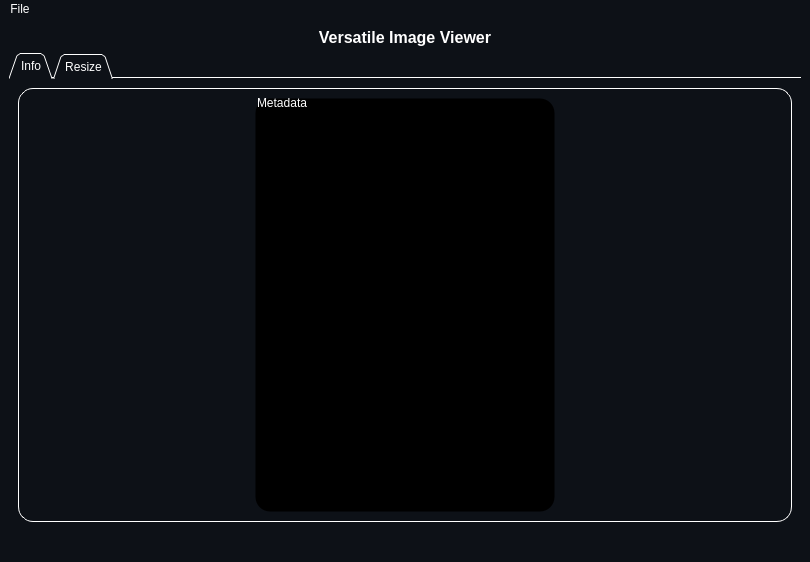
Qt form resources/MainWindow.ui (Zeyad-Alo/DICOM-Viewer) before a commit.
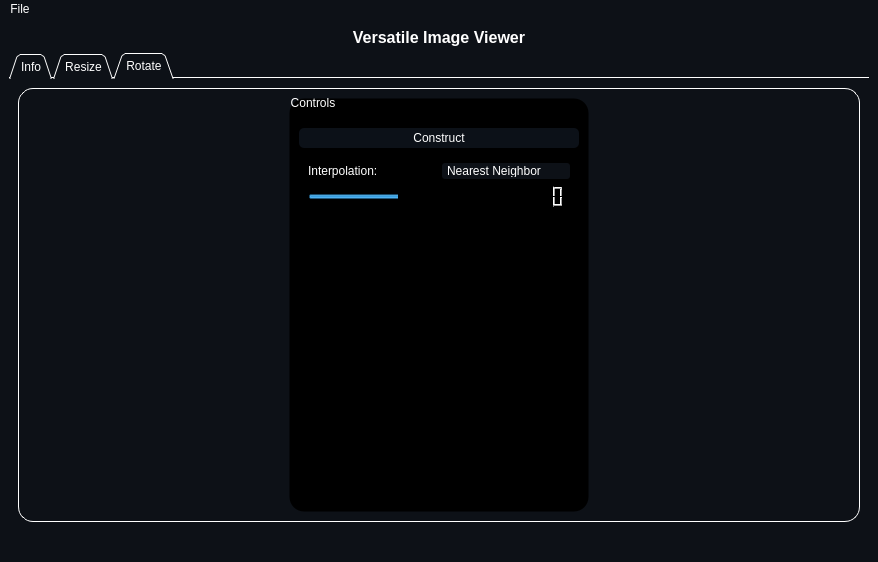
The same form after that commit. Icons and pictures are not drawn.

What changed in the file:
```diff
--- a/resources/MainWindow.ui
+++ b/resources/MainWindow.ui
@@ -6,7 +6,7 @@
    <rect>
     <x>0</x>
     <y>0</y>
-    <width>810</width>
+    <width>878</width>
     <height>562</height>
    </rect>
   </property>
@@ -38,7 +38,7 @@
        <enum>QTabWidget::Triangular</enum>
       </property>
       <property name="currentIndex">
-       <number>0</number>
+       <number>2</number>
       </property>
       <property name="documentMode">
        <bool>true</bool>
@@ -334,6 +334,246 @@
         </item>
        </layout>
       </widget>
+      <widget class="QWidget" name="tab_3">
+       <attribute name="title">
+        <string>Rotate</string>
+       </attribute>
+       <layout class="QGridLayout" name="gridLayout_5">
+        <item row="0" column="0">
+         <widget class="QGroupBox" name="main_groupBox_3">
+          <property name="styleSheet">
+           <string notr="true">QGroupBox {
+background-color: rgb(13, 17, 23);
+border: 1.2px solid #ffffff;
+border-style: outset;
+border-radius: 15px;
+}
+QGroupBox::title  {
+    subcontrol-origin: margin;
+    subcontrol-position: top left;
+    padding: -5px 0px 0px 0px;
+    color: rgb(255, 255, 255);
+}</string>
+          </property>
+          <property name="title">
+           <string/>
+          </property>
+          <layout class="QGridLayout" name="gridLayout_4">
+           <item row="0" column="0">
+            <layout class="QHBoxLayout" name="horizontalLayout_9">
+             <item>
+              <widget class="QGroupBox" name="controls_groupBox">
+               <property name="minimumSize">
+                <size>
+                 <width>200</width>
+                 <height>200</height>
+                </size>
+               </property>
+               <property name="maximumSize">
+                <size>
+                 <width>300</width>
+                 <height>16777215</height>
+                </size>
+               </property>
+               <property name="styleSheet">
+                <string notr="true">background-color: black;
+border-color: transparent;</string>
+               </property>
+               <property name="title">
+                <string>Controls</string>
+               </property>
+               <layout class="QVBoxLayout" name="verticalLayout_4">
+                <item>
+                 <layout class="QVBoxLayout" name="verticalLayout_5">
+                  <item>
+                   <spacer name="horizontalSpacer_3">
+                    <property name="orientation">
+                     <enum>Qt::Horizontal</enum>
+                    </property>
+                    <property name="sizeHint" stdset="0">
+                     <size>
+                      <width>40</width>
+                      <height>20</height>
+                     </size>
+                    </property>
+                   </spacer>
+                  </item>
+                  <item>
+                   <widget class="QPushButton" name="construct_button">
+                    <property name="styleSheet">
+                     <string notr="true">QPushButton {
+    border-radius: 5px;
+    border-style: outset;
+    background: rgb(12, 17, 24);
+	padding: 3;
+    }
+
+QPushButton:hover {
+    background: rgb(63, 95, 127)
+    }
+
+QPushButton:pressed {
+    border-style: inset;
+    background:rgb(20, 20, 20)
+    }</string>
+                    </property>
+                    <property name="text">
+                     <string>Construct</string>
+                    </property>
+                   </widget>
+                  </item>
+                  <item>
+                   <widget class="QWidget" name="controls_widget" native="true">
+                    <layout class="QVBoxLayout" name="controls_verticalLayout">
+                     <item>
+                      <layout class="QHBoxLayout" name="horizontalLayout_5">
+                       <item>
+                        <widget class="QLabel" name="label_3">
+                         <property name="text">
+                          <string>Interpolation:</string>
+                         </property>
+                        </widget>
+                       </item>
+                       <item>
+                        <widget class="QComboBox" name="interpolation_comboBox">
+                         <property name="styleSheet">
+                          <string notr="true">QComboBox
+{
+	border-radius: 3px;
+	background-color: rgb(13, 17, 23);
+}
+
+QComboBox::drop-down
+{
+	border-left-color: transparent;
+ }
+
+QComboBox::down-arrow, QSpinBox::down-arrow, QTimeEdit::down-arrow, QDateEdit::down-arrow
+{
+     image: url(:/icons/Arrowhead-nottop-256.png);
+     width: 7px;
+     height: 6px;
+}
+
+QComboBox QAbstractItemView
+{
+    selection-background-color: transparent;
+}</string>
+                         </property>
+                         <item>
+                          <property name="text">
+                           <string>Nearest Neighbor</string>
+                          </property>
+                         </item>
+                         <item>
+                          <property name="text">
+                           <string>Bilinear</string>
+                          </property>
+                         </item>
+                        </widget>
+                       </item>
+                      </layout>
+                     </item>
+                     <item>
+                      <layout class="QHBoxLayout" name="horizontalLayout_6">
+                       <item>
+                        <widget class="QSlider" name="rotation_slider">
+                         <property name="maximumSize">
+                          <size>
+                           <width>200</width>
+                           <height>16777215</height>
+                          </size>
+                         </property>
+                         <property name="styleSheet">
+                          <string notr="true">QSlider{
+    background-color: transparent;
+}
+
+QSlider::handle {
+    background-color: qradialgradient(
+        cx: 0.7, cy: 1.4, fx: 0.7, fy: 1.4,
+        radius: 1, stop: 0 #fff, stop: 1 #424242
+        );
+	border-radius: 2px;
+    height: 40px;
+    width: 40px;
+    margin: -15px 0px;
+    }
+
+QSlider::handle::hover{
+	border: inset;
+	 background-color: qradialgradient(
+        cx: 0.7, cy: 1.4, fx: 0.7, fy: 1.4,
+        radius: 1, stop: 0 #bbb, stop: 1 #000
+        );}</string>
+                         </property>
+                         <property name="minimum">
+                          <number>-360</number>
+                         </property>
+                         <property name="maximum">
+                          <number>360</number>
+                         </property>
+                         <property name="sliderPosition">
+                          <number>0</number>
+                         </property>
+                         <property name="orientation">
+                          <enum>Qt::Horizontal</enum>
+                         </property>
+                        </widget>
+                       </item>
+                       <item>
+                        <widget class="QLCDNumber" name="rotation_lcd">
+                         <property name="maximumSize">
+                          <size>
+                           <width>16777215</width>
+                           <height>24</height>
+                          </size>
+                         </property>
+                         <property name="intValue" stdset="0">
+                          <number>0</number>
+                         </property>
+                        </widget>
+                       </item>
+                      </layout>
+                     </item>
+                    </layout>
+                   </widget>
+                  </item>
+                  <item>
+                   <spacer name="verticalSpacer_2">
+                    <property name="orientation">
+                     <enum>Qt::Vertical</enum>
+                    </property>
+                    <property name="sizeHint" stdset="0">
+                     <size>
+                      <width>20</width>
+                      <height>40</height>
+                     </size>
+                    </property>
+                   </spacer>
+                  </item>
+                 </layout>
+                </item>
+               </layout>
+              </widget>
+             </item>
+             <item>
+              <layout class="QVBoxLayout" name="t_box">
+               <property name="spacing">
+                <number>10</number>
+               </property>
+              </layout>
+             </item>
+            </layout>
+           </item>
+           <item row="3" column="0">
+            <layout class="QHBoxLayout" name="horizontalLayout_4"/>
+           </item>
+          </layout>
+         </widget>
+        </item>
+       </layout>
+      </widget>
      </widget>
     </item>
    </layout>
@@ -343,7 +583,7 @@
     <rect>
      <x>0</x>
      <y>0</y>
-     <width>810</width>
+     <width>878</width>
      <height>21</height>
     </rect>
    </property>
```
